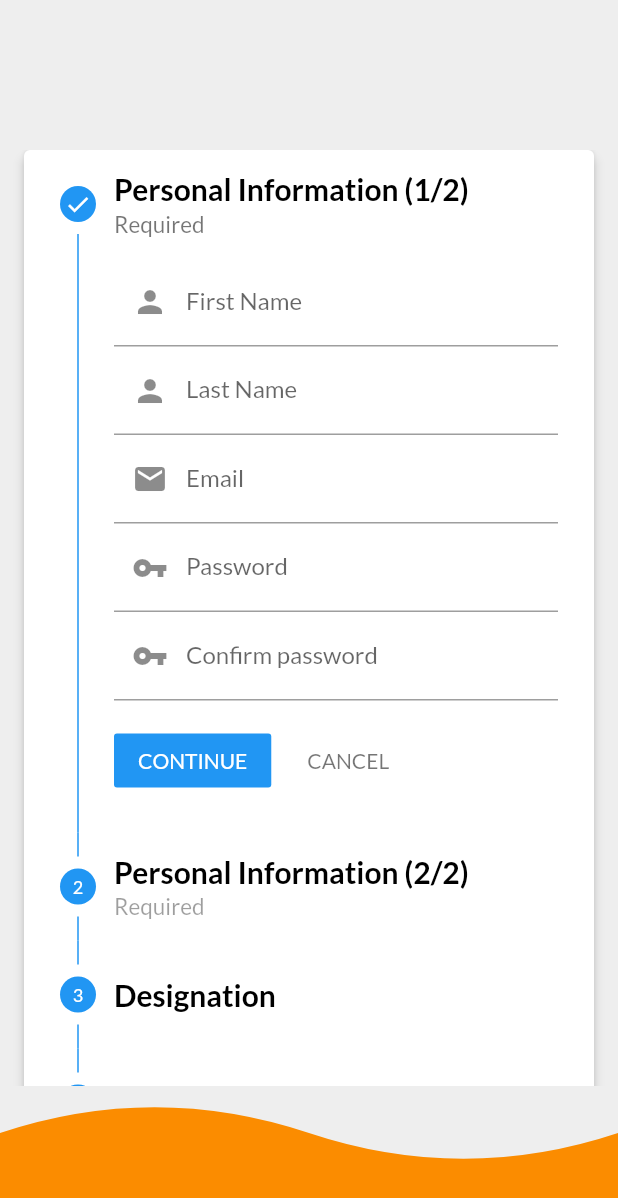
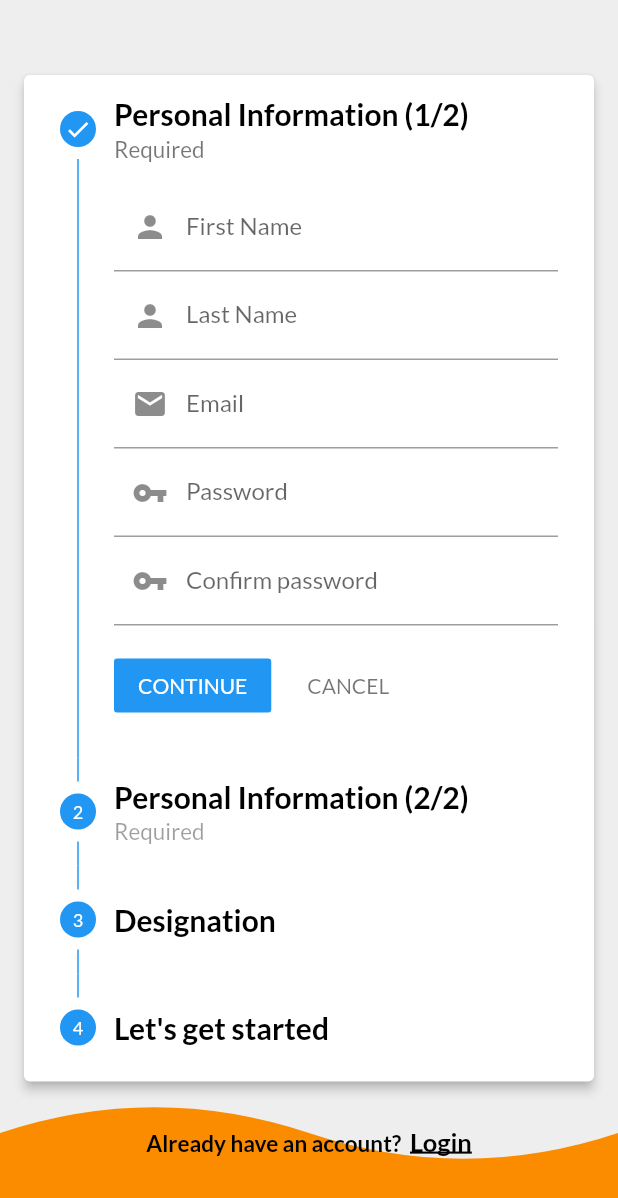
Before and after one commit to CarltonK/doctors_of_kenya, a Flutter app: the RegistrationScreen screen opened directly, on a phone screen of 412 x 824 dp. Shown: the top 1198 px of the screen. Run offline on Flutter 3.47's test engine with Material 2 defaults, Android fonts, the phone set to English and light mode, and no system bars; our stand-ins replace cached_network_image, cloud_firestore, firebase_analytics, firebase_auth, firebase_core, firebase_crashlytics and 2 more; accounts and stored records are empty.

Commit message:
screen size adjustment

```diff
--- a/lib/screens/authentication/registration_screen.dart
+++ b/lib/screens/authentication/registration_screen.dart
@@ -300,7 +300,7 @@ class _RegistrationStepperState extends State<RegistrationStepper> {
             style: Constants.subheadlineStyle,
           ),
           Container(
-            height: 200,
+            height: 100,
             child: CupertinoDatePicker(
               mode: CupertinoDatePickerMode.date,
               maximumDate: DateTime.now().subtract(
@@ -354,7 +354,7 @@ class _RegistrationStepperState extends State<RegistrationStepper> {
             style: Constants.subheadlineStyle,
           ),
           Container(
-            height: 200,
+            height: 100,
             child: CupertinoDatePicker(
               mode: CupertinoDatePickerMode.date,
               initialDateTime: DateTime.now(),
@@ -573,14 +573,12 @@ class _RegistrationStepperState extends State<RegistrationStepper> {
   @override
   Widget build(BuildContext context) {
     return Container(
-      // height: double.infinity,
+      height: double.infinity,
       child: Padding(
-        padding: const EdgeInsets.only(bottom: 100, top: 100),
-        child: SingleChildScrollView(
+        padding: const EdgeInsets.only(top: 50),
         child: Form(
           key: _accountFormKey,
-            child: Column(
-              mainAxisAlignment: MainAxisAlignment.center,
+          child: ListView(
             children: [
               Card(
                 margin: const EdgeInsets.symmetric(horizontal: 16),
@@ -589,6 +587,7 @@ class _RegistrationStepperState extends State<RegistrationStepper> {
                 ),
                 elevation: 3,
                 child: Stepper(
+                  physics: AlwaysScrollableScrollPhysics(),
                   steps: <Step>[
                     Step(
                       title: Text(
@@ -741,7 +740,6 @@ class _RegistrationStepperState extends State<RegistrationStepper> {
           ),
         ),
       ),
-      ),
     );
   }
 }
```
Also changed, not shown: lib/screens/authentication/login_screen.dart (+4 -7 lines). Lines whose indentation alone changed are shown as unchanged.
